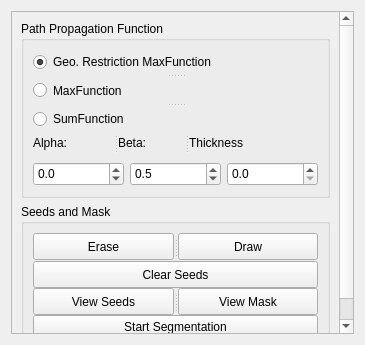
GIBIS-UNIFESP/BIAL, file BIAL-GUI/ui/segmentationwidget.ui: the form before one commit.
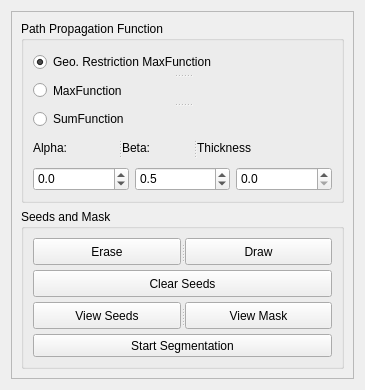
The form after the commit.

Commit message: Corrected bug in segmentation. Also updated label menu.

The edit to the form file:
```diff
--- a/BIAL-GUI/ui/segmentationwidget.ui
+++ b/BIAL-GUI/ui/segmentationwidget.ui
@@ -7,19 +7,19 @@
     <x>0</x>
     <y>0</y>
     <width>365</width>
-    <height>345</height>
+    <height>390</height>
    </rect>
   </property>
   <property name="minimumSize">
    <size>
     <width>250</width>
-    <height>320</height>
+    <height>380</height>
    </size>
   </property>
   <property name="maximumSize">
    <size>
     <width>16777215</width>
-    <height>345</height>
+    <height>390</height>
    </size>
   </property>
   <property name="windowTitle">
@@ -36,8 +36,8 @@
        <rect>
         <x>0</x>
         <y>0</y>
-        <width>331</width>
-        <height>345</height>
+        <width>345</width>
+        <height>370</height>
        </rect>
       </property>
       <layout class="QGridLayout" name="gridLayout">
```
The commit also changes 5 other files.
